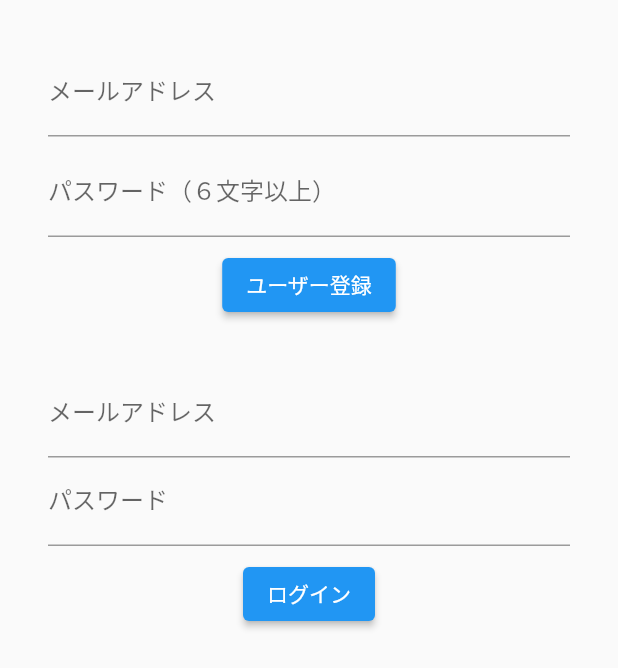
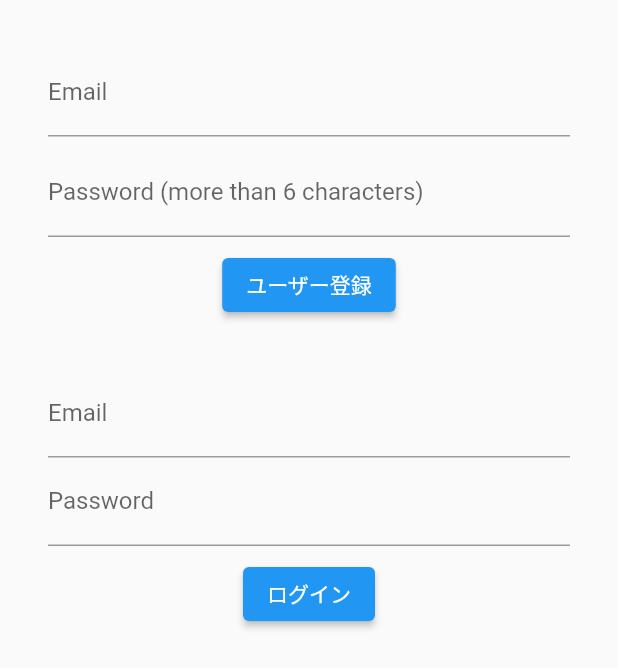
Before and after one commit to moneyan9/flutter_firebase, a Flutter app: the MyAuthPage screen opened directly, on a phone screen of 412 x 824 dp. Shown: the top 668 px of the screen. Run offline on Flutter 3.47's test engine with Material 2 defaults, Android fonts, the light colour scheme and no system bars; our stand-ins replace cloud_firestore, firebase_auth, firebase_core; accounts and stored records are empty; network calls fail.

Commit message:
change message

```diff
--- a/lib/add_post_page.dart
+++ b/lib/add_post_page.dart
@@ -14,7 +14,7 @@ class _AddPostPageState extends State<AddPostPage> {
   @override
   Widget build(BuildContext context) => Scaffold(
         appBar: AppBar(
-          title: Text('チャット投稿'),
+          title: Text('Post Message'),
         ),
         body: Center(
           child: Container(
@@ -23,7 +23,7 @@ class _AddPostPageState extends State<AddPostPage> {
               mainAxisAlignment: MainAxisAlignment.center,
               children: <Widget>[
                 TextFormField(
-                  decoration: InputDecoration(labelText: '投稿メッセージ'),
+                  decoration: InputDecoration(labelText: 'Message'),
                   keyboardType: TextInputType.multiline,
                   maxLines: 3,
                   onChanged: (String value) {
@@ -36,7 +36,7 @@ class _AddPostPageState extends State<AddPostPage> {
                 Container(
                   width: double.infinity,
                   child: ElevatedButton(
-                    child: Text('投稿'),
+                    child: Text('Post'),
                     onPressed: () async {
                       final date = DateTime.now().toLocal().toIso8601String();
                       final email = widget.user.email;
--- a/lib/auth.dart
+++ b/lib/auth.dart
@@ -37,7 +37,7 @@ class _MyAuthPageState extends State<MyAuthPage> {
             child: Column(
               children: <Widget>[
                 TextFormField(
-                  decoration: InputDecoration(labelText: "メールアドレス"),
+                  decoration: InputDecoration(labelText: "Email"),
                   onChanged: (String value) {
                     setState(() {
                       newUserEmail = value;
@@ -46,7 +46,8 @@ class _MyAuthPageState extends State<MyAuthPage> {
                 ),
                 const SizedBox(height: 8),
                 TextFormField(
-                  decoration: InputDecoration(labelText: "パスワード（６文字以上）"),
+                  decoration: InputDecoration(
+                      labelText: "Password (more than 6 characters)"),
                   obscureText: true,
                   onChanged: (String value) {
                     setState(() {
@@ -66,11 +67,11 @@ class _MyAuthPageState extends State<MyAuthPage> {
                       );
                       final User user = result.user;
                       setState(() {
-                        infoText = "登録OK：${user.email}";
+                        infoText = "Registered：${user.email}";
                       });
                     } catch (e) {
                       setState(() {
-                        infoText = "登録NG：${e.toString()}";
+                        infoText = "Failed：${e.toString()}";
                       });
                     }
                   },
@@ -78,7 +79,7 @@ class _MyAuthPageState extends State<MyAuthPage> {
                 ),
                 const SizedBox(height: 32),
                 TextFormField(
-                  decoration: InputDecoration(labelText: "メールアドレス"),
+                  decoration: InputDecoration(labelText: "Email"),
                   onChanged: (String value) {
                     setState(() {
                       loginUserEmail = value;
@@ -86,7 +87,7 @@ class _MyAuthPageState extends State<MyAuthPage> {
                   },
                 ),
                 TextFormField(
-                  decoration: InputDecoration(labelText: "パスワード"),
+                  decoration: InputDecoration(labelText: "Password"),
                   obscureText: true,
                   onChanged: (String value) {
                     setState(() {
--- a/lib/chat_page.dart
+++ b/lib/chat_page.dart
@@ -11,7 +11,7 @@ class ChatPage extends StatelessWidget {
   @override
   Widget build(BuildContext context) => Scaffold(
         appBar: AppBar(
-          title: Text('チャット'),
+          title: Text('Chat'),
           actions: <Widget>[
             IconButton(
               icon: Icon(Icons.logout),
@@ -30,7 +30,7 @@ class ChatPage extends StatelessWidget {
           children: [
             Container(
               padding: EdgeInsets.all(8),
-              child: Text('ログイン情報：${user.email}'),
+              child: Text('Account：${user.email}'),
             ),
             Expanded(
               child: StreamBuilder<QuerySnapshot>(
```
Also changed, not shown: lib/chat_app.dart (+5 -2 lines).
